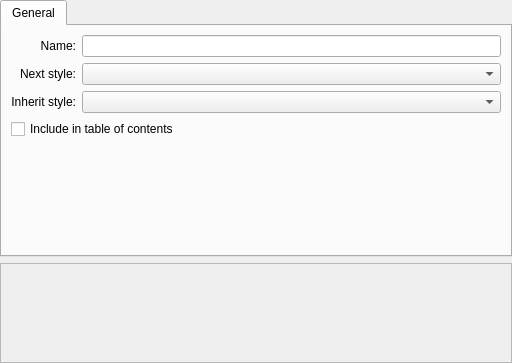
The window that plugins/textshape/dialogs/CharacterGeneral.ui (KDE/krita) describes before a commit, drawn with Qt 5.
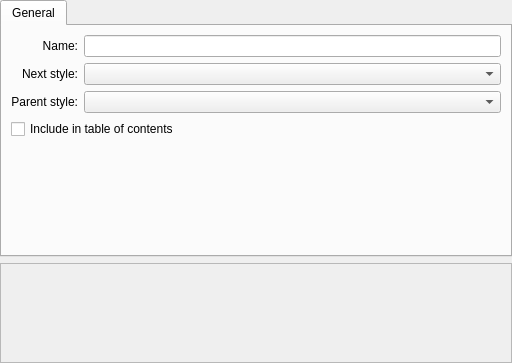
The same window after the commit. Custom widgets are drawn as their Qt base class.

Commit message: make the parent style visible for paragraph styles too rename the label to "Parent style" which seems a bit easier to understand

Patch:
```diff
--- a/plugins/textshape/dialogs/CharacterGeneral.ui
+++ b/plugins/textshape/dialogs/CharacterGeneral.ui
@@ -59,7 +59,7 @@
        <item row="2" column="0" colspan="2">
         <widget class="QLabel" name="label_3">
          <property name="text">
-          <string>Inherit style:</string>
+          <string>Parent style:</string>
          </property>
          <property name="alignment">
           <set>Qt::AlignRight|Qt::AlignTrailing|Qt::AlignVCenter</set>
```
The commit also changes 1 other file.
